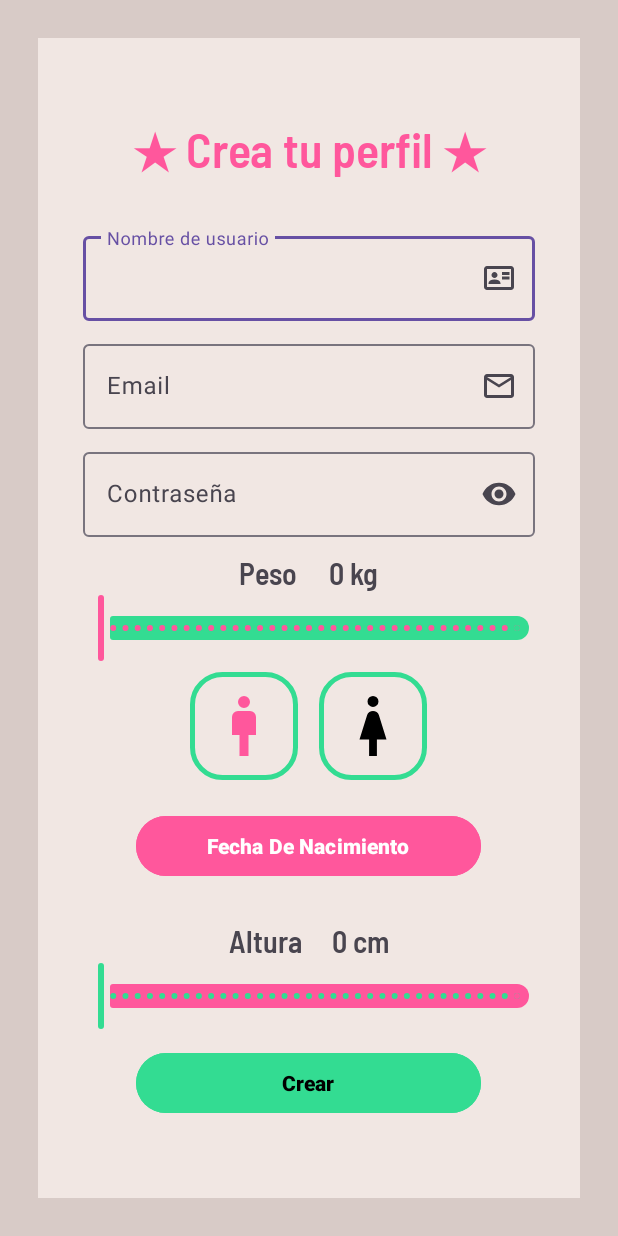
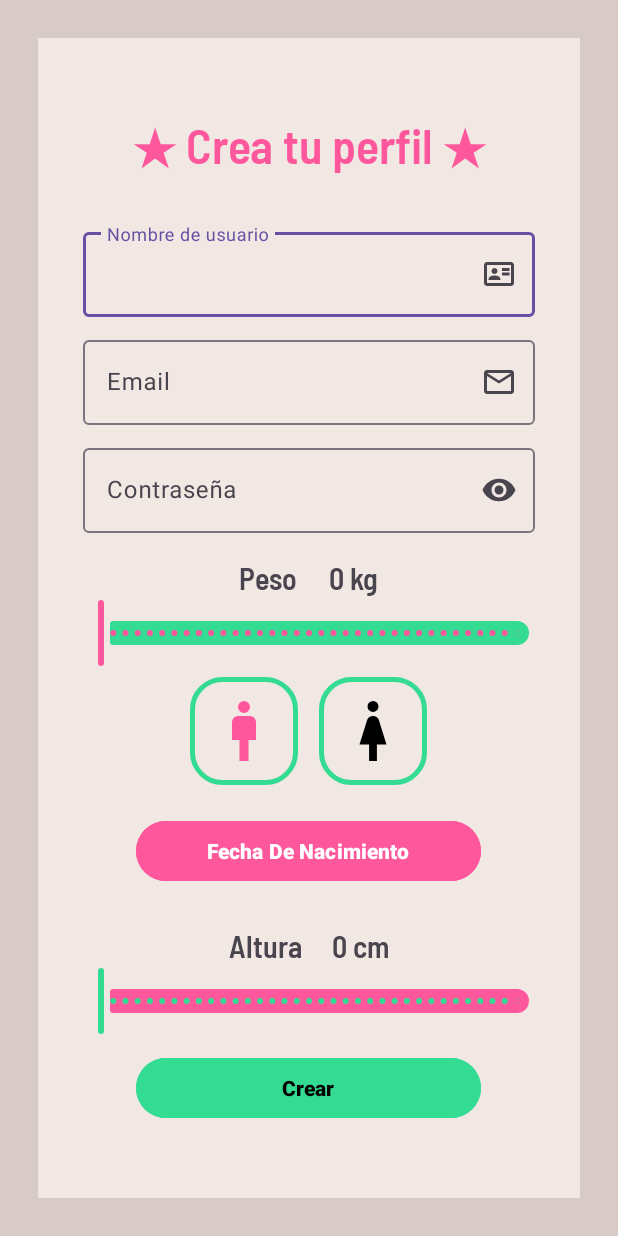
Before and after one commit to MarioCamposPulido/FormaFit, an Android app: the screen it shows after launch (Registro), after a tap on "Crear", on a phone screen of 412 x 824 dp. Run offline under Robolectric (Android 15) with nearby library versions, the phone set to English and light mode, and no system bars.

```diff
--- a/FormaFit/app/src/main/java/com/example/formafit/activities/Registro.java
+++ b/FormaFit/app/src/main/java/com/example/formafit/activities/Registro.java
@@ -43,11 +43,11 @@ public class Registro extends AppCompatActivity {
 
     private BaseDatosHelper dbHelper;
 
-    private static int crearAltura = 0;
-    private static int crearPeso = 0;
-    private static boolean fechaIntroducida = false;
+    private static int crearAltura;
+    private static int crearPeso;
+    private static boolean fechaIntroducida;
 
-    public int calcularEdad(String fechaNacimientoStr) {
+    public static int calcularEdad(String fechaNacimientoStr) {
         SimpleDateFormat sdf = new SimpleDateFormat("dd/MM/yyyy");
         try {
             // Parsear la fecha de nacimiento
@@ -128,6 +128,9 @@ public class Registro extends AppCompatActivity {
 
         maleButton.setSelected(true);
 
+        crearPeso = 0;
+        crearAltura = 0;
+        fechaIntroducida = false;
 
         maleButton.setOnClickListener(new View.OnClickListener() {
             @Override
@@ -215,8 +218,6 @@ public class Registro extends AppCompatActivity {
                                         if (fechaIntroducida){
                                             dbHelper.insertNewUserRegistro(emailRegistro.getText().toString(), passwordRegistro.getText().toString(), nombreRegistro.getText().toString(),
                                                     getGeneroLogin(), nacimientoButtonRegistro.getText().toString(), crearAltura, getFechaActual(), crearPeso);
-                                            crearPeso = 0;
-                                            crearAltura = 0;
                                             fechaIntroducida = false;
                                             openLogin(emailRegistro.getText().toString(), passwordRegistro.getText().toString());
                                         }else {
--- a/FormaFit/app/src/main/res/layout/activity_registro.xml
+++ b/FormaFit/app/src/main/res/layout/activity_registro.xml
@@ -79,7 +79,8 @@
             app:endIconMode="password_toggle"
             android:layout_marginLeft="30dp"
             android:layout_marginRight="30dp"
-            android:layout_marginBottom="10dp">
+            android:layout_marginBottom="16dp"
+            style="CustomTextInputLayoutNoIcon">
 
             <com.google.android.material.textfield.TextInputEditText
                 android:id="@+id/passwordRegistro"
@@ -91,28 +92,28 @@
         </com.google.android.material.textfield.TextInputLayout>
 
         <LinearLayout
-            android:layout_width="wrap_content"
+            android:layout_width="match_parent"
             android:layout_height="wrap_content"
-            android:orientation="horizontal">
+            android:orientation="horizontal"
+            android:gravity="center">
 
             <TextView
                 android:id="@+id/pesoTextView"
-                android:layout_width="match_parent"
+                android:layout_width="wrap_content"
                 android:layout_height="wrap_content"
                 android:fontFamily="@font/barlowsemicondensedsemibold"
                 android:gravity="center"
                 android:text="@string/peso"
-                android:layout_marginRight="20dp"
+                android:layout_marginEnd="20dp"
                 android:textSize="20sp" />
 
             <TextView
                 android:id="@+id/pesoKg"
                 android:layout_width="wrap_content"
                 android:layout_height="wrap_content"
-                android:layout_weight="1"
                 android:fontFamily="@font/barlowsemicondensedsemibold"
                 android:gravity="center"
-                android:textSize="20dp"
+                android:textSize="20sp"
                 android:text="@string/pesoPorDefecto"/>
         </LinearLayout>
 
@@ -142,7 +143,7 @@
                 android:layout_width="wrap_content"
                 android:layout_height="wrap_content"
                 android:src="@drawable/selector_hombre"
-                android:layout_marginRight="14dp"
+                android:layout_marginEnd="14dp"
                 android:padding="12dp"
                 android:backgroundTint="@color/buttons_color_verde"
                 android:background="@drawable/backgroud_rounded"/>
```
Also changed, not shown: FormaFit/app/src/main/java/com/example/formafit/activities/MainActivity.java (+34 -0 lines), FormaFit/app/src/main/java/com/example/formafit/fragments/EntradaPesoFragment.java (+30 -10 lines), FormaFit/app/src/main/res/layout/fragment_entrada_peso.xml (+5 -6 lines), FormaFit/app/src/main/res/values/styles.xml (+0 -9 lines).
